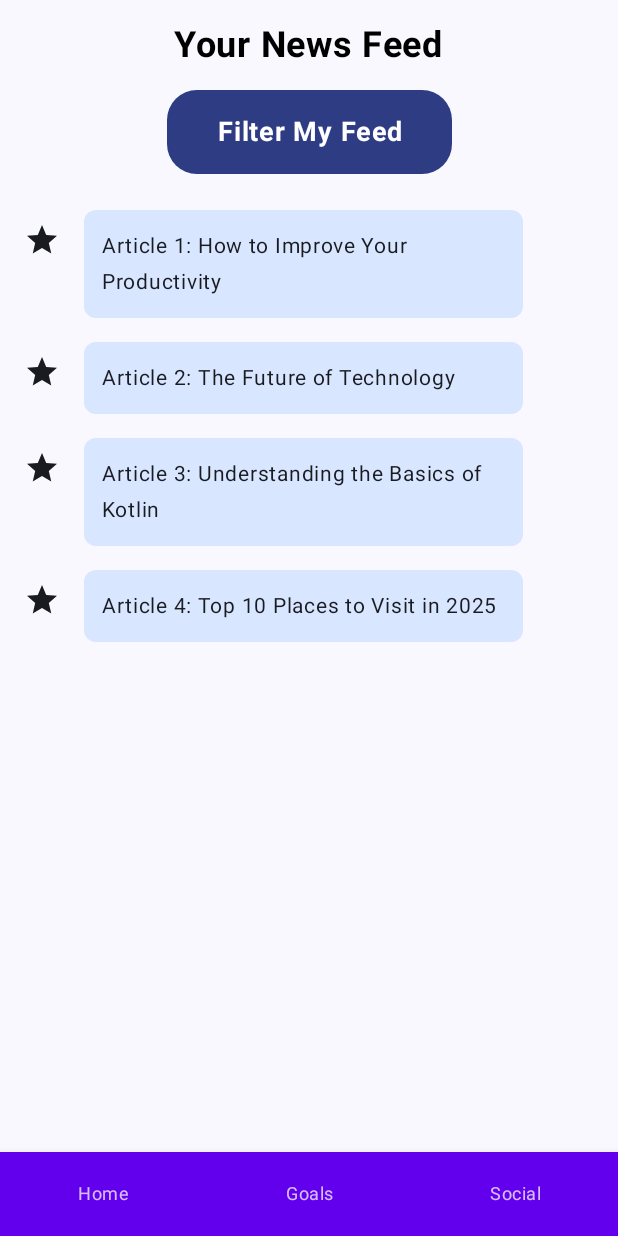
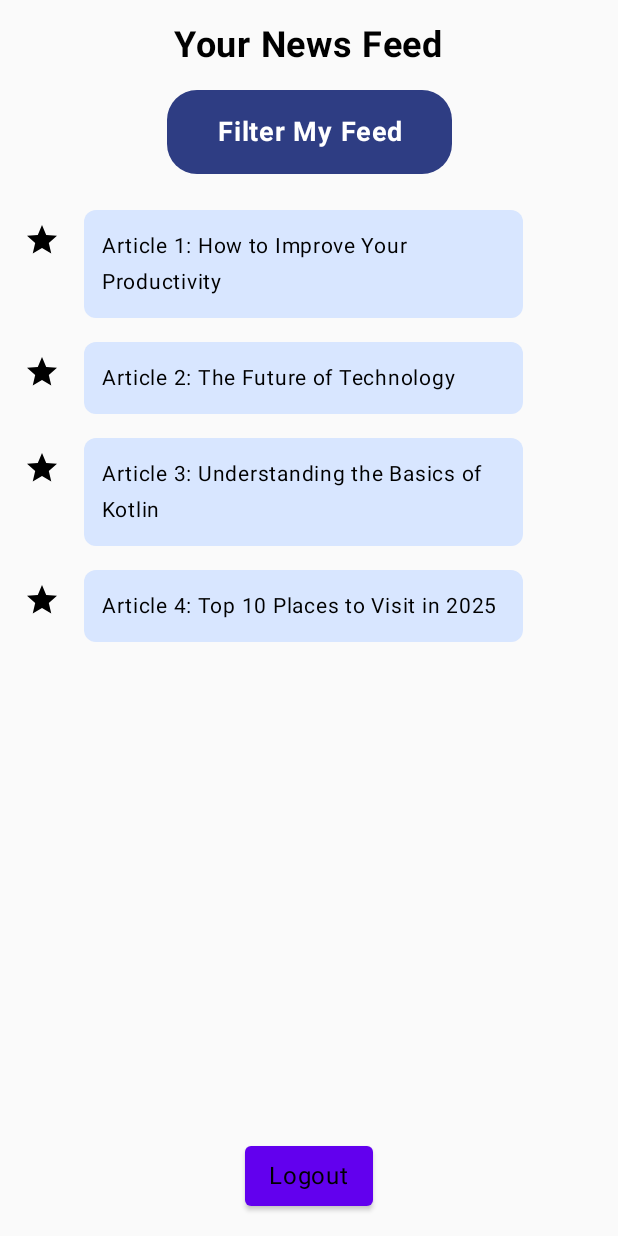
Before and after one commit to saniya8/MyNews, an Android app built with Jetpack Compose: the HomeScreen screen opened through its navigation route, on a phone screen of 412 x 824 dp. Run offline under Robolectric (Android 15) with nearby library versions, the phone set to English and light mode, and no system bars; our stand-ins replace Dagger/Hilt's generated code, Firebase (no records; nobody signed in at launch, a user with empty details on screens opened directly).

Commit message:
Added back Logout button Home Screen, - pre-fixing MainActivity true/false

```diff
--- a/project/app/src/main/java/com/example/mynews/MainActivity.kt
+++ b/project/app/src/main/java/com/example/mynews/MainActivity.kt
@@ -37,7 +37,11 @@ class MainActivity : ComponentActivity() {
         setContent {
             MyNewsTheme {
                 val navController = rememberNavController()
-                if (true/*isUserLoggedIn*/) { // TODO: I think the goal is to eventually have it function this way. Waiting on navbar component
+                /* PROBLEM:
+                - false: registration works but when logged in only see home screen
+                - true: registration bypassed but see the nav bar
+                 */
+                if (false/*isUserLoggedIn*/) { // TODO: I think the goal is to eventually have it function this way. Waiting on navbar component
                     HomeNavGraph(navController)
                 } else {
                     RootNavigationGraph(navController)
--- a/project/app/src/main/java/com/example/mynews/presentation/views/home/HomeScreen.kt
+++ b/project/app/src/main/java/com/example/mynews/presentation/views/home/HomeScreen.kt
@@ -34,6 +34,8 @@ import androidx.compose.ui.unit.sp
 
 @Composable
 fun HomeScreen(onLogoutClicked: () -> Unit) {
+
+
     // Sample data for articles
     val articles = listOf(
         "Article 1: How to Improve Your Productivity",
@@ -83,12 +85,19 @@ fun HomeScreen(onLogoutClicked: () -> Unit) {
 
         // Scrollable list of articles
         LazyColumn(
-            modifier = Modifier.fillMaxSize()
+            //modifier = Modifier.fillMaxSize()
+            modifier = Modifier.weight(1f)
         ) {
             items(articles) { article ->
                 ArticleRow(article)
             }
         }
+
+        Button(onClick = { onLogoutClicked() }) {
+            Text("Logout")
+        }
+
+
     }
 }
 
```
